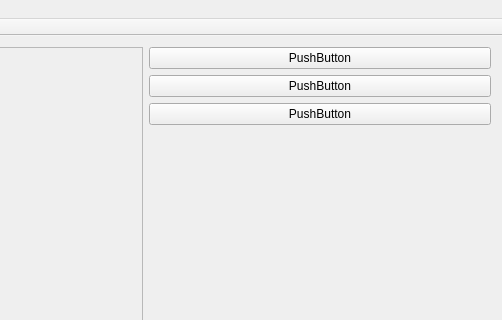
Old version of the form mainwindow.ui in the repository nikkonrom/imager; both pictures show x 558 to 1060 and y 0 to 320 of the 1060 by 507 pixel window.
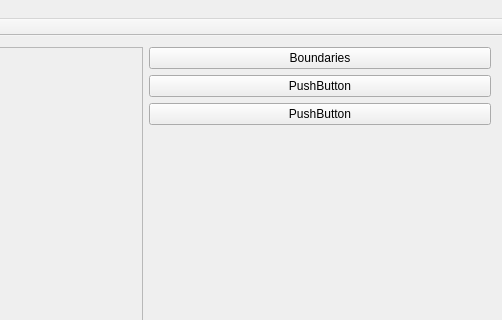
New version of the form.

Commit message: Added initial support for boundaries interface

What changed in the file:
```diff
--- a/mainwindow.ui
+++ b/mainwindow.ui
@@ -72,7 +72,7 @@
         <item>
          <widget class="QPushButton" name="pushButton_4">
           <property name="text">
-           <string>PushButton</string>
+           <string>Boundaries</string>
           </property>
          </widget>
         </item>
```
Left out of the diff: 5 changed lines with no effect on the pictures. The commit also changes 6 other files.
